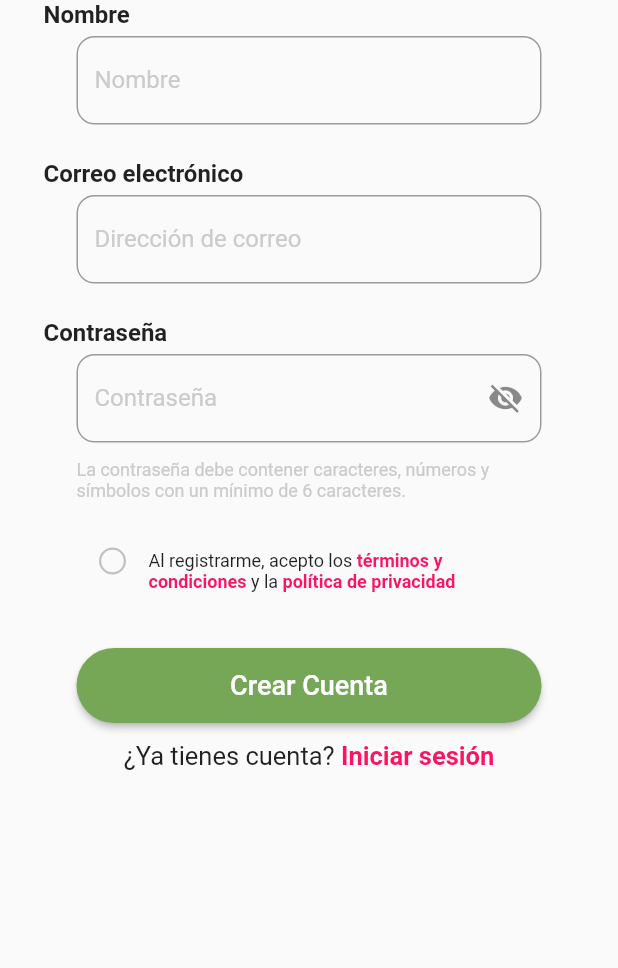
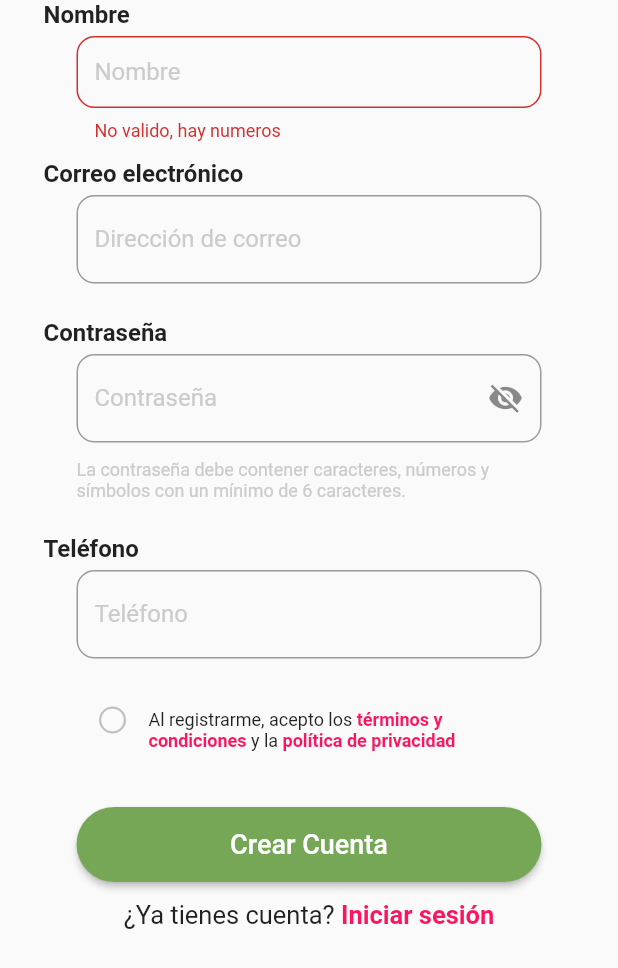
Before and after one commit to YaelPM/appnew_flutterProyect_petAll, a Flutter app: the BodyContent widget shown alone on an empty page, opened directly, after a tap on "Crear Cuenta", on a phone screen of 412 x 824 dp. Shown: the top 968 px of the screen. Run offline on Flutter 3.47's test engine with Material 2 defaults, Android fonts, the phone set to English and light mode, and no system bars; our stand-ins replace auto_size_text, cloud_firestore, firebase_auth, firebase_core, firebase_database, firebase_storage and 9 more; missing offline and left inert: flutter_facebook_auth, json_path; accounts and stored records are empty; network calls fail.

Commit message:
example formfield

```diff
--- a/lib/pages/home_view.dart
+++ b/lib/pages/home_view.dart
@@ -137,7 +137,7 @@ class HomeView extends StatelessWidget {
               child:
                 ElevatedButton(
                   onPressed: (){
-                    showCupertinoModalPopup(context: context, builder: (context)=> const ProgressView("landingPage"));
+                    showCupertinoModalPopup(context: context, builder: (context)=> const ProgressView("MailRegister"));
                 },
               style: ElevatedButton.styleFrom(
                 shape: RoundedRectangleBorder(
--- a/lib/pages/register.dart
+++ b/lib/pages/register.dart
@@ -59,7 +59,6 @@ class RegisterView extends StatelessWidget {
           ),
         ),
         body: SingleChildScrollView(
-          child: Form(
             child: Column(
               children: [
                 Container(
@@ -81,7 +80,6 @@ class RegisterView extends StatelessWidget {
             ),
           ),
         ),
-      ),
     );
   }
 }
@@ -98,6 +96,7 @@ class _BodyContentState extends State<BodyContent> {
   final name_controller = TextEditingController();
   final email_controller = TextEditingController();
   final password_controller = TextEditingController();
+  final _keyForm = GlobalKey<FormState>();
 
    @override
   void dispose() {
@@ -112,7 +111,9 @@ class _BodyContentState extends State<BodyContent> {
   bool visible = true;
   @override
   Widget build(BuildContext context) {
-    return Column(
+    return Form(
+      key: _keyForm,
+      child: Column(
         children: [
           Container(
             alignment: Alignment.topLeft,
@@ -128,6 +129,13 @@ class _BodyContentState extends State<BodyContent> {
             margin: const EdgeInsets.only(bottom: 12),
             child: TextFormField(
               controller: name_controller,
+              validator: (value){
+                if(RegExp(r"[A-Za-z]").hasMatch(value!)){
+                  return("validado, solo letras");
+                }else{
+                  return("No valido, hay numeros");
+                }
+              },
               decoration: InputDecoration(
                 labelText: 'Nombre',
                 labelStyle: const TextStyle(
@@ -159,7 +167,7 @@ class _BodyContentState extends State<BodyContent> {
             width: 310,
             height: 70,
             margin: const EdgeInsets.only(bottom: 12),
-          child: TextField(
+            child: TextFormField(
               controller: email_controller,
               decoration: InputDecoration(
                 labelText: 'Dirección de correo',
@@ -191,7 +199,7 @@ class _BodyContentState extends State<BodyContent> {
           SizedBox(
             width: 310,
             height: 70,
-          child: TextField(
+            child: TextFormField(
               controller: password_controller,
               obscureText: visible,
               obscuringCharacter: '*',
@@ -231,6 +239,39 @@ class _BodyContentState extends State<BodyContent> {
               style: TextStyle(
                 color: ColorsRegisterView.txFName,
                 fontSize: 12
+              ),
+            ),
+          ),
+          Container(
+            alignment: Alignment.topLeft,
+            margin: const EdgeInsets.only(left: 29, bottom: 5),
+            child: const Text(
+              'Teléfono',
+              style: TextStyle(fontSize: 16, fontWeight: FontWeight.bold),
+            ),
+          ),
+          Container(
+            width: 310,
+            height: 70,
+            margin: const EdgeInsets.only(bottom: 12),
+            child: TextFormField(
+              controller: email_controller,
+              decoration: InputDecoration(
+                labelText: 'Teléfono',
+                labelStyle: const TextStyle(
+                  color: ColorsRegisterView.txFName,
+                ),
+                border: OutlineInputBorder(
+                  borderRadius: BorderRadius.circular(12),
+                  borderSide: const BorderSide(
+                    color: ColorsRegisterView.borderTf,
+                    width: 1.5,
+                  ),
+                ),
+              ),
+              style: const TextStyle(
+                fontSize: 16,
+                color: ColorsRegisterView.txFName,
               ),
             ),
           ),
@@ -343,7 +384,12 @@ class _BodyContentState extends State<BodyContent> {
             ),
             child: ElevatedButton(
               onPressed: () {
-              fetchPost();
+                if(_keyForm.currentState!.validate()){
+                  print("Validado");
+                }else{
+                  print("No valido");
+                }
+                // fetchPost();
               },
               style: ElevatedButton.styleFrom(
                   primary: ColorsRegisterView.btnNewAccount,
@@ -386,6 +432,7 @@ class _BodyContentState extends State<BodyContent> {
             ),
           ),
         ],
+      ),
     );
   }
 
```
Lines whose indentation alone changed are shown as unchanged.
